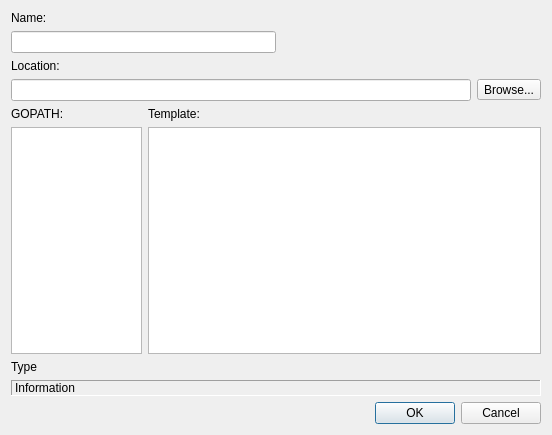
This is liteidex/src/liteapp/newfiledialog.ui in visualfc/liteide as Qt 5 draws it before an edit. The edited form follows.
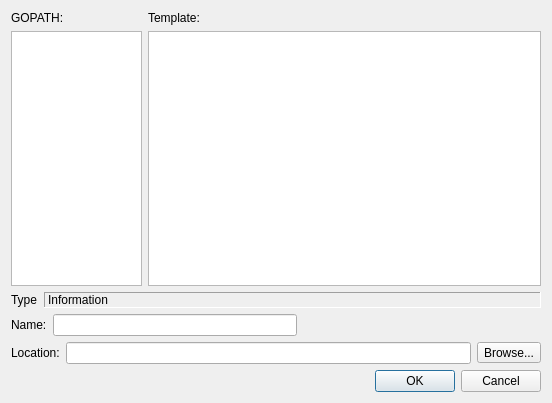
This is the edited form.

The edit to the form file:
```diff
--- a/liteidex/src/liteapp/newfiledialog.ui
+++ b/liteidex/src/liteapp/newfiledialog.ui
@@ -7,61 +7,13 @@
     <x>0</x>
     <y>0</y>
     <width>552</width>
-    <height>435</height>
+    <height>403</height>
    </rect>
   </property>
   <property name="windowTitle">
    <string>New Project or File</string>
   </property>
-  <layout class="QVBoxLayout" name="verticalLayout_4">
-   <item>
-    <widget class="QLabel" name="label_3">
-     <property name="text">
-      <string>Name:</string>
-     </property>
-    </widget>
-   </item>
-   <item>
-    <layout class="QHBoxLayout" name="horizontalLayout_2">
-     <item>
-      <widget class="QLineEdit" name="nameLineEdit"/>
-     </item>
-     <item>
-      <spacer name="horizontalSpacer">
-       <property name="orientation">
-        <enum>Qt::Horizontal</enum>
-       </property>
-       <property name="sizeHint" stdset="0">
-        <size>
-         <width>40</width>
-         <height>20</height>
-        </size>
-       </property>
-      </spacer>
-     </item>
-    </layout>
-   </item>
-   <item>
-    <widget class="QLabel" name="label_7">
-     <property name="text">
-      <string>Location:</string>
-     </property>
-    </widget>
-   </item>
-   <item>
-    <layout class="QHBoxLayout" name="horizontalLayout">
-     <item>
-      <widget class="QLineEdit" name="locationLineEdit"/>
-     </item>
-     <item>
-      <widget class="QToolButton" name="locationBrowseButton">
-       <property name="text">
-        <string>Browse...</string>
-       </property>
-      </widget>
-     </item>
-    </layout>
-   </item>
+  <layout class="QVBoxLayout" name="verticalLayout">
    <item>
     <layout class="QHBoxLayout" name="horizontalLayout_3" stretch="1,3">
      <item>
@@ -95,6 +47,8 @@
     </layout>
    </item>
    <item>
+    <layout class="QHBoxLayout" name="horizontalLayout_4">
+     <item>
     <widget class="QLabel" name="typeLabel">
      <property name="text">
       <string>Type</string>
@@ -103,6 +57,12 @@
    </item>
    <item>
     <widget class="QLabel" name="infoLabel">
+       <property name="sizePolicy">
+        <sizepolicy hsizetype="Expanding" vsizetype="Preferred">
+         <horstretch>0</horstretch>
+         <verstretch>0</verstretch>
+        </sizepolicy>
+       </property>
      <property name="frameShape">
       <enum>QFrame::Panel</enum>
      </property>
@@ -117,6 +77,56 @@
      </property>
     </widget>
    </item>
+    </layout>
+   </item>
+   <item>
+    <layout class="QHBoxLayout" name="horizontalLayout_2">
+     <item>
+      <widget class="QLabel" name="label_3">
+       <property name="text">
+        <string>Name:</string>
+       </property>
+      </widget>
+     </item>
+     <item>
+      <widget class="QLineEdit" name="nameLineEdit"/>
+     </item>
+     <item>
+      <spacer name="horizontalSpacer">
+       <property name="orientation">
+        <enum>Qt::Horizontal</enum>
+       </property>
+       <property name="sizeHint" stdset="0">
+        <size>
+         <width>40</width>
+         <height>20</height>
+        </size>
+       </property>
+      </spacer>
+     </item>
+    </layout>
+   </item>
+   <item>
+    <layout class="QHBoxLayout" name="horizontalLayout">
+     <item>
+      <widget class="QLabel" name="label_7">
+       <property name="text">
+        <string>Location:</string>
+       </property>
+      </widget>
+     </item>
+     <item>
+      <widget class="QLineEdit" name="locationLineEdit"/>
+     </item>
+     <item>
+      <widget class="QToolButton" name="locationBrowseButton">
+       <property name="text">
+        <string>Browse...</string>
+       </property>
+      </widget>
+     </item>
+    </layout>
+   </item>
    <item>
     <widget class="QDialogButtonBox" name="buttonBox">
      <property name="orientation">
```
Left out of the diff: 2 changed lines with no effect on the pictures. Lines whose indentation alone changed are shown as unchanged.
